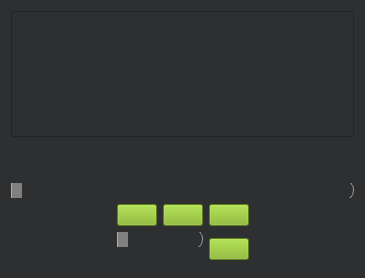
Samsebamse/mPlayer, file mplayer.ui: the form before one commit.
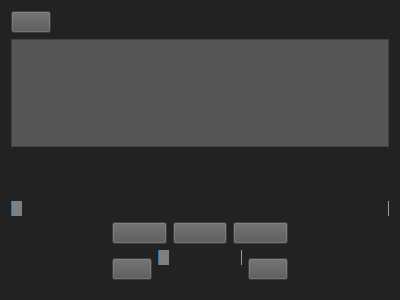
The form after the commit. Icons and pictures are not drawn.

Commit message: Added shuffle mode and highlighting current audio. Filedialog is also added.

The edit to the form file:
```diff
--- a/mplayer.ui
+++ b/mplayer.ui
@@ -6,28 +6,71 @@
    <rect>
     <x>0</x>
     <y>0</y>
-    <width>365</width>
-    <height>278</height>
+    <width>400</width>
+    <height>300</height>
    </rect>
   </property>
   <property name="windowTitle">
    <string>mPlayer</string>
   </property>
   <property name="styleSheet">
-   <string notr="true">background-color: #2e2f30;
-color: red;</string>
+   <string notr="true">background-color: #222222;</string>
   </property>
   <widget class="QWidget" name="centralWidget">
    <layout class="QVBoxLayout" name="verticalLayout_3">
+    <item>
+     <layout class="QHBoxLayout" name="horizontalLayout_5">
+      <item>
+       <widget class="QPushButton" name="buttonBrowse">
+        <property name="styleSheet">
+         <string notr="true">background-color: #555555;</string>
+        </property>
+        <property name="text">
+         <string/>
+        </property>
+        <property name="icon">
+         <iconset resource="resources.qrc">
+          <normaloff>:/icon/ic_folder_black_48dp_1x.png</normaloff>:/icon/ic_folder_black_48dp_1x.png</iconset>
+        </property>
+       </widget>
+      </item>
+      <item>
+       <spacer name="horizontalSpacer_3">
+        <property name="orientation">
+         <enum>Qt::Horizontal</enum>
+        </property>
+        <property name="sizeHint" stdset="0">
+         <size>
+          <width>198</width>
+          <height>13</height>
+         </size>
+        </property>
+       </spacer>
+      </item>
+     </layout>
+    </item>
     <item>
      <widget class="QListWidget" name="listWidget">
+      <property name="sizePolicy">
+       <sizepolicy hsizetype="Expanding" vsizetype="Expanding">
+        <horstretch>0</horstretch>
+        <verstretch>0</verstretch>
+       </sizepolicy>
+      </property>
       <property name="styleSheet">
-       <string notr="true"/>
+       <string notr="true">background-color: #555555;
+color: #222222;
+font: 20px;
+font-weight: bold;</string>
       </property>
      </widget>
     </item>
     <item>
      <widget class="QLabel" name="labelSonginfo">
+      <property name="styleSheet">
+       <string notr="true">color: #555555;
+font: 16px;</string>
+      </property>
       <property name="text">
        <string/>
       </property>
@@ -40,6 +83,10 @@
      <layout class="QHBoxLayout" name="horizontalLayout_2">
       <item>
        <widget class="QLabel" name="labelProgress">
+        <property name="styleSheet">
+         <string notr="true">color: #555555;
+font: 16px;</string>
+        </property>
         <property name="text">
          <string/>
         </property>
@@ -50,6 +97,10 @@
       </item>
       <item>
        <widget class="QLabel" name="labelSonglength">
+        <property name="styleSheet">
+         <string notr="true">color: #555555;
+font: 16px;</string>
+        </property>
         <property name="text">
          <string/>
         </property>
@@ -67,8 +118,6 @@
 QSlider::groove:horizontal {
 border: 1px solid #999999;
 height: 18px;
-
-border-radius: 9px;
 }
 
 /* Slider knob */
@@ -80,7 +129,7 @@
 
 /* Slider progress */
 QSlider::sub-page:qlineargradient {
-background: #ffa500;
+background: #177BBD;
 height: 10px;
 
 }</string>
@@ -108,11 +157,11 @@
       <item>
        <layout class="QVBoxLayout" name="verticalLayout_2">
         <item>
-         <layout class="QHBoxLayout" name="horizontalLayout">
+         <layout class="QHBoxLayout" name="horizontalLayout_3">
           <item>
            <widget class="QPushButton" name="buttonBack">
             <property name="styleSheet">
-             <string notr="true">background-color: #83b51f</string>
+             <string notr="true">background-color: #555555;</string>
             </property>
             <property name="text">
              <string/>
@@ -132,7 +181,7 @@
           <item>
            <widget class="QPushButton" name="buttonPlay">
             <property name="styleSheet">
-             <string notr="true">background-color: #83b51f</string>
+             <string notr="true">background-color: #555555;</string>
             </property>
             <property name="text">
              <string/>
@@ -155,7 +204,7 @@
           <item>
            <widget class="QPushButton" name="buttonNext">
             <property name="styleSheet">
-             <string notr="true">background-color: #83b51f</string>
+             <string notr="true">background-color: #555555;</string>
             </property>
             <property name="text">
              <string/>
@@ -175,7 +224,30 @@
          </layout>
         </item>
         <item>
-         <layout class="QHBoxLayout" name="horizontalLayout_3">
+         <layout class="QHBoxLayout" name="horizontalLayout">
+          <item>
+           <widget class="QPushButton" name="buttonShuffle">
+            <property name="styleSheet">
+             <string notr="true">background-color: #555555;</string>
+            </property>
+            <property name="text">
+             <string/>
+            </property>
+            <property name="icon">
+             <iconset resource="resources.qrc">
+              <normaloff>:/icon/ic_shuffle_black_48dp_1x.png</normaloff>:/icon/ic_shuffle_black_48dp_1x.png</iconset>
+            </property>
+            <property name="iconSize">
+             <size>
+              <width>20</width>
+              <height>20</height>
+             </size>
+            </property>
+            <property name="checkable">
+             <bool>true</bool>
+            </property>
+           </widget>
+          </item>
           <item>
            <layout class="QVBoxLayout" name="verticalLayout">
             <item>
@@ -185,8 +257,6 @@
 QSlider::groove:horizontal {
 border: 1px solid #999999;
 height: 18px;
-
-border-radius: 9px;
 }
 
 /* Slider knob */
@@ -198,7 +268,7 @@
 
 /* Slider progress */
 QSlider::sub-page:qlineargradient {
-background: #ffa500;
+background: #177BBD;
 height: 10px;
 
 }</string>
@@ -234,6 +304,10 @@
             </item>
             <item>
              <widget class="QLabel" name="labelVolume">
+              <property name="styleSheet">
+               <string notr="true">color: #555555;
+font: 16px;</string>
+              </property>
               <property name="text">
                <string/>
               </property>
@@ -262,7 +336,7 @@
              <bool>true</bool>
             </property>
             <property name="styleSheet">
-             <string notr="true">background-color: #83b51f</string>
+             <string notr="true">background-color: #555555;</string>
             </property>
             <property name="text">
              <string/>
```
Left out of the diff: 9 changed lines with no effect on the pictures. The commit also changes 6 other files.
